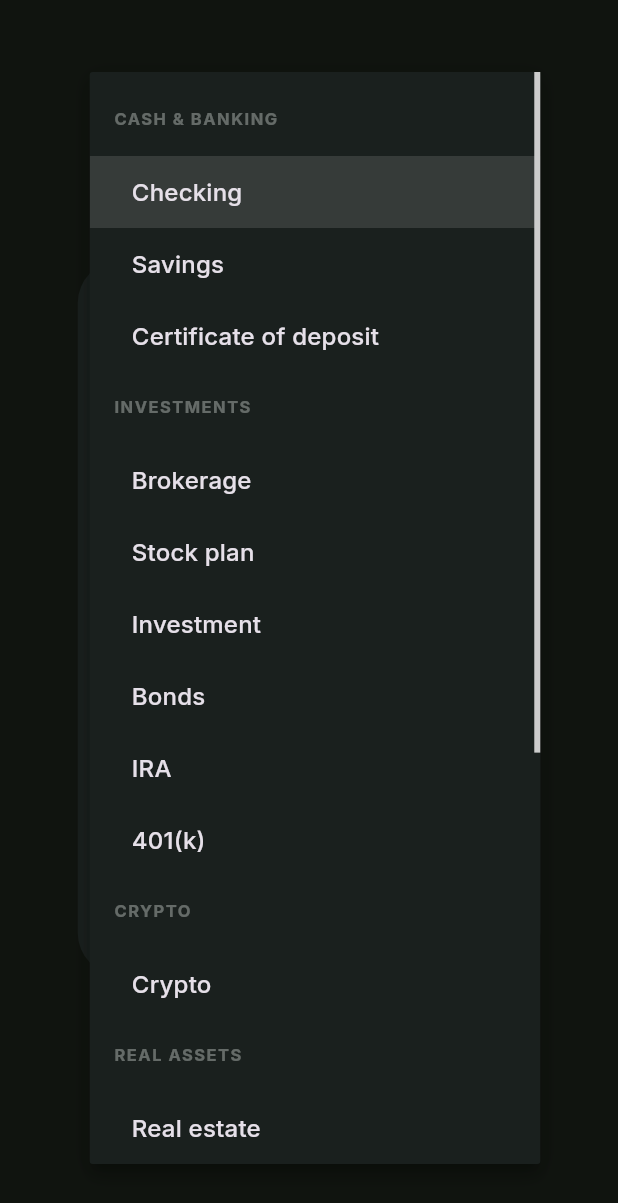
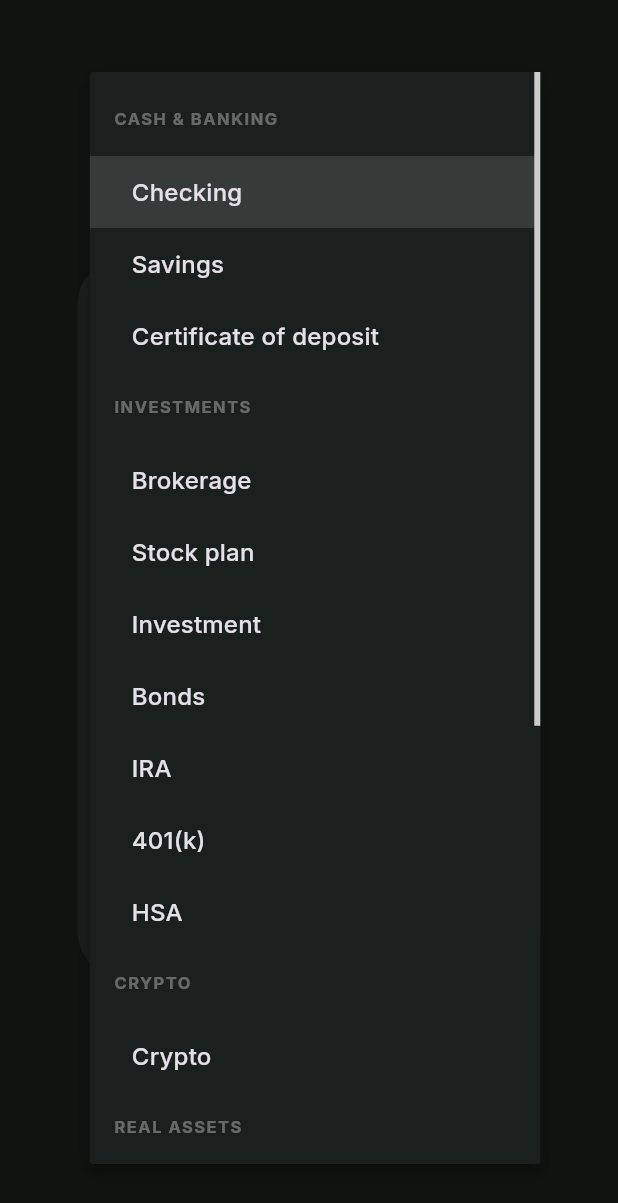
Before and after one commit to nickvander/patrimonio, a Flutter app: the AddAccountDialog widget shown alone on an empty page, opened directly with empty values, after a tap on "Checking", on a phone screen of 412 x 824 dp. Shown: the top 1203 px of the screen. Run offline on Flutter 3.47's test engine with Material 3 defaults, Android fonts, the phone set to English and light mode, and no system bars; our stand-ins replace file_picker, fl_chart, web; missing offline and left inert: dart:js_interop, plaid_flutter, qr; accounts and stored records are empty; network calls fail.

Commit message:
feat(accounts): offer HSA in the add-account picker
HSA already categorises as an investment (account_category.dart), but the
add-account dialog never offered it, so a HealthEquity HSA — which Plaid can't
link — had no first-class way in. Add "HSA" to the investments group; the
type-label default renders the acronym as-is, so no new l10n key is needed.

A HealthEquity HSA can now be added manually: the cash balance as the account
balance, and the invested portion as fund holdings (ticker + shares), which
auto-price from Yahoo like any other holding.

frontend analyze clean, 174 tests pass.

Co-Authored-By: Claude Opus 4.8 <noreply@anthropic.com>

```diff
--- a/frontend/lib/widgets/add_account_dialog.dart
+++ b/frontend/lib/widgets/add_account_dialog.dart
@@ -112,7 +112,7 @@ class _AddAccountDialogState extends State<AddAccountDialog> {
   static const _typeGroups = <(String, List<String>)>[
     ('cashBanking', ['Checking', 'Savings', 'CD']),
     ('investments',
-        ['Brokerage', 'Stock plan', 'Investment', 'Bonds', 'IRA', '401k']),
+        ['Brokerage', 'Stock plan', 'Investment', 'Bonds', 'IRA', '401k', 'HSA']),
     ('crypto', ['Crypto']),
     ('realAssets', [
       'Real Estate',
```
